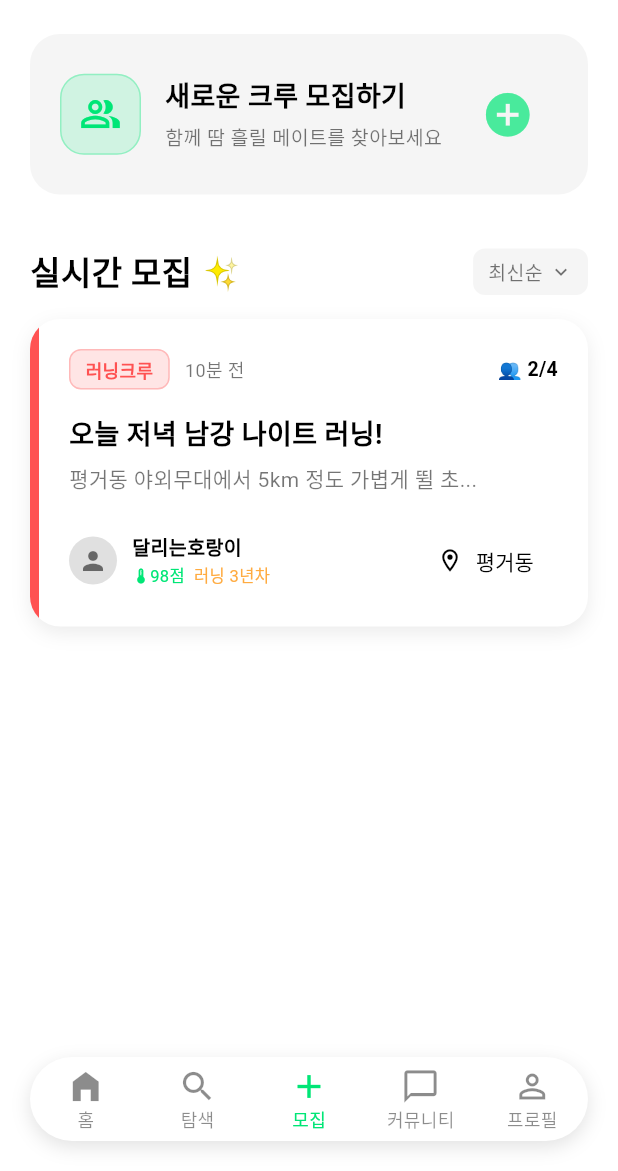
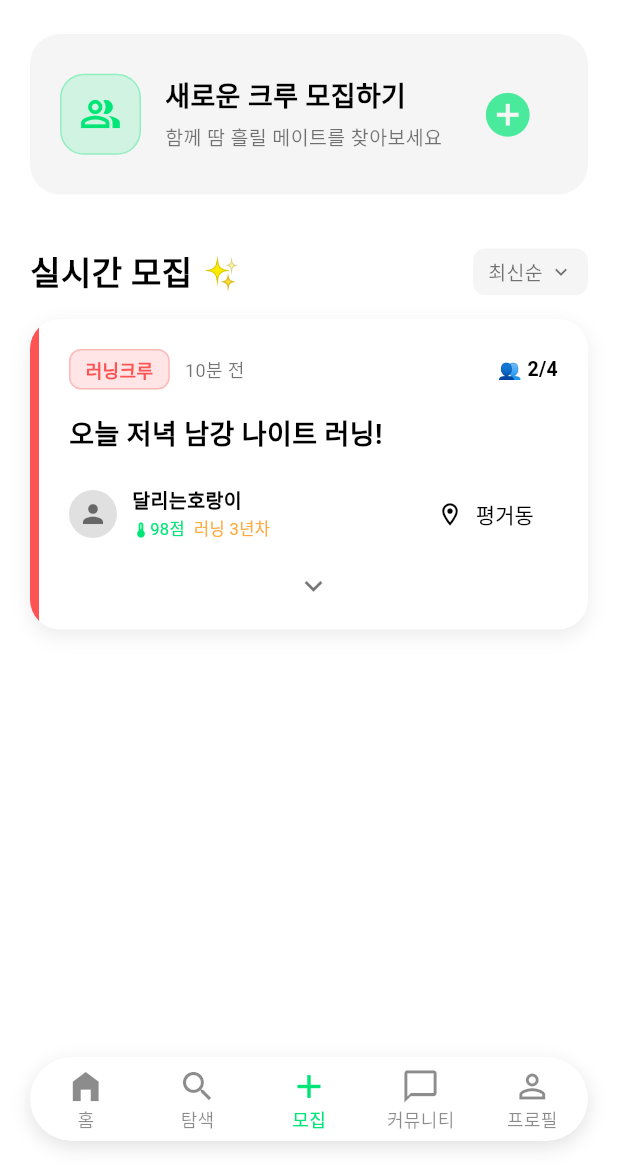
Before and after one commit to OHSEONGKWON/fitple, a Flutter app: the MainHomeScreen screen opened directly, item 3 of the bottom bar chosen, on a phone screen of 412 x 824 dp, the part 65-1236 px from its top. Run offline on Flutter 3.47's test engine with Material 3 defaults, Android fonts, the light colour scheme and no system bars; our stand-ins replace supabase_flutter; accounts and stored records are empty; Roboto replaces fonts that are missing (Pretendard).

Commit message:
modified:   fitple_app/lib/screens/gather_screen.dart

```diff
--- a/fitple_app/lib/screens/gather_screen.dart
+++ b/fitple_app/lib/screens/gather_screen.dart
@@ -9,11 +9,10 @@ class GatherScreen extends StatefulWidget {
 }
 
 class _GatherScreenState extends State<GatherScreen> {
-  // 현재 선택된 정렬 방식을 기억하는 변수
   String _currentSort = '최신순';
 
   @override
-  Widget build(BuildContext context) { //그냥 기본 설정을 저장하는 부분
+  Widget build(BuildContext context) {
     final isDarkMode = Theme.of(context).brightness == Brightness.dark;
     final textColor = isDarkMode ? Colors.white : Colors.black;
     final subTextColor = isDarkMode ? Colors.white54 : Colors.black54;
@@ -22,21 +21,18 @@ class _GatherScreenState extends State<GatherScreen> {
     return SingleChildScrollView(
       child: Padding(
         padding: const EdgeInsets.symmetric(horizontal: 20.0, vertical: 10.0),
-        child: Column( //페이지 전체의 틀을 column으로 잡음
+        child: Column(
           crossAxisAlignment: CrossAxisAlignment.start,
           children: [
-            // ==========================================
-            // 1. 새로운 크루 모집하기 배너
-            // ==========================================
-            Container(//새로운 크루 모집하기 상자 위젯
+            // 새로운 크루 모집하기
+            Container(
               padding: const EdgeInsets.all(20),
               decoration: BoxDecoration(
-                color: cardColor, //미리 저장해둔 색
+                color: cardColor,
                 borderRadius: BorderRadius.circular(20),
               ),
               child: Row(
                 children: [
-                  // 네온 그린 '아이콘(사람 두명 아이콘)' 박스
                   Container(
                     padding: const EdgeInsets.all(12),
                     decoration: BoxDecoration(
@@ -47,35 +43,33 @@ class _GatherScreenState extends State<GatherScreen> {
                     child: const Icon(Icons.people_alt_outlined, color: Color(0xFF00E676), size: 28),
                   ),
                   const SizedBox(width: 16),
-                  // 글씨 영역
                   Expanded(
                     child: Column(
                       crossAxisAlignment: CrossAxisAlignment.start,
-                      children: [ //모집 글귀
+                      children: [
                         Text('새로운 크루 모집하기', style: TextStyle(color: textColor, fontSize: 18, fontWeight: FontWeight.bold)),
                         const SizedBox(height: 4),
                         Text('함께 땀 흘릴 메이트를 찾아보세요', style: TextStyle(color: subTextColor, fontSize: 13)),
                       ],
                     ),
                   ),
-                  Container( //!! 중요 !! 모집글 버튼
+                  Container(
                     padding: const EdgeInsets.all(8),
                     decoration: BoxDecoration(
                       color: cardColor,
                       shape: BoxShape.circle,
                     ),
-                    child: IconButton( //버튼 생성
+                    child: IconButton(
                       onPressed: () {
-                      //버튼을 누르면 새 창이 아래에서 위로 올라오도록 설정
                         Navigator.push(
                           context,
                           MaterialPageRoute(
                             builder: (context) => const GatherEditScreen(),
-                          fullscreenDialog: true, //아래에서 위로 올라오는 모달 창 느낌연출
+                            fullscreenDialog: true,
                           ),
                         );
                       },
-                      icon: const Icon(Icons.add_circle_outlined), //버튼 아이콘 생김새 설정
+                      icon: const Icon(Icons.add_circle_outlined),
                       iconSize: 35,
                       color: const Color(0xFF00E676).withValues(alpha: 0.7)
                     )
@@ -85,27 +79,24 @@ class _GatherScreenState extends State<GatherScreen> {
             ),
             const SizedBox(height: 35),
 
-            // ==========================================
-            // 2. 실시간 모집 헤더
-            // ==========================================
+            // 실시간 모집바
             Row(
-              mainAxisAlignment: MainAxisAlignment.spaceBetween,//양 끝으로 정렬
+              mainAxisAlignment: MainAxisAlignment.spaceBetween,
               children: [
                 Text('실시간 모집 ✨', style: TextStyle(color: textColor, fontSize: 22, fontWeight: FontWeight.bold)),
 
-                // 정렬 드롭다운 메뉴 버튼
                 PopupMenuButton<String>(
                   color: isDarkMode ? const Color(0xFF2C2C2C) : Colors.white,
                   shape: RoundedRectangleBorder(borderRadius: BorderRadius.circular(12)),
-                  position: PopupMenuPosition.under, //밑으로 내려오도록 설정
+                  position: PopupMenuPosition.under,
 
                   onSelected: (String newValue) {
                     setState(() {
-                      _currentSort = newValue; // 선택한 항목으로 화면 갱신
+                      _currentSort = newValue;
                     });
                   },
 
-                  itemBuilder: (BuildContext context) { //박스를 여러개 만듦
+                  itemBuilder: (BuildContext context) {
                     return ['최신순', '오래된순', '인기순', 'A-Z 순'].map((String choice) {
                       return PopupMenuItem<String>(
                         value: choice,
@@ -120,7 +111,7 @@ class _GatherScreenState extends State<GatherScreen> {
                     }).toList();
                   },
 
-                  child: Container( //기본 박스 생성
+                  child: Container(
                     padding: const EdgeInsets.symmetric(horizontal: 10, vertical: 6),
                     decoration: BoxDecoration(
                       color: cardColor,
@@ -128,7 +119,7 @@ class _GatherScreenState extends State<GatherScreen> {
                     ),
                     child: Row(
                       children: [
-                        Text(_currentSort, style: TextStyle(color: subTextColor, fontSize: 13)), //저장된 문자열 출력
+                        Text(_currentSort, style: TextStyle(color: subTextColor, fontSize: 13)),
                         const SizedBox(width: 4),
                         Icon(Icons.keyboard_arrow_down, color: subTextColor, size: 16),
                       ],
@@ -139,17 +130,17 @@ class _GatherScreenState extends State<GatherScreen> {
             ),
             const SizedBox(height: 15),
 
-            // ==========================================
-            // 3. 모집 리스트 카드
-            // ==========================================
-            _buildRecruitmentCard(
+            // 모집 리스트 카드 (프론트 테스트용 임시 데이터)
+
+            RecruitmentCard(
               isDarkMode: isDarkMode,
               accentColor: Colors.redAccent,
               category: '러닝크루',
-              timeAgo: '10', //수정사항 : 문자열에서 f스트링으로
+              timeAgo: '10',
               statusText: '👥 2/4',
               title: '오늘 저녁 남강 나이트 러닝!',
-              description: '평거동 야외무대에서 5km 정도 가볍게 뛸 초...',
+              description: '평거동 야외무대에서 5km 정도 가볍게 뛸 초보자 분들 구합니다. 부담 없이 오셔서 같이 땀 흘려요!',
+              gatherDate: '2026.04.10 ~ 2026.04.15', // 임시 모집 날짜 추가
               userName: '달리는호랑이',
               userScore: '98점',
               userBadge: '러닝 3년차',
@@ -162,34 +153,93 @@ class _GatherScreenState extends State<GatherScreen> {
       ),
     );
   }
+}
 
-  // 💡 [함수] 카드 디자인 공장
-  Widget _buildRecruitmentCard({ //여기부터 바로 위에 저장된 문자열(변수) 선언과 이 변수들을 이용한 모집글 디자인..
-    required bool isDarkMode, //다크모드 인가요?
-    required Color accentColor, //왼쪽 줄 색깔
-    required String category, //어느 종목인지
-    required String timeAgo, //몇분전인지
-    required String statusText, //현재원/총인원
-    required String title, //글제목
-    required String description, //글 성명(내용)
-    required String userName, //유저닉네임
-    required String userScore, //유저점수
-    required String userBadge, //유저 특징, 상태 표시
-    required IconData extraInfoIcon, //위치 아이콘
-    required String extraInfoText, //장소 지명
-  }) {
-    final cardColor = isDarkMode ? const Color(0xFF1E1E1E) : Colors.white; //상태에 따른 배경색
-    final textColor = isDarkMode ? Colors.white : Colors.black; //상태에 따른 텍스트 색
-    final subTextColor = isDarkMode ? Colors.white54 : Colors.black54;
-    //
-    //추후에 수정해야할 사항 다수 존재(컨테이너 클릭 여부, 위치아이콘 클릭, 프로필 아이콘->사진화)
-    //
+// 모집글 추가 사항 애니메이션 영역 기능 (저장 데이터 협의 필요)
+class RecruitmentCard extends StatefulWidget {
+  final bool isDarkMode;
+  final Color accentColor;
+  final String category;
+  final String timeAgo;
+  final String statusText;
+  final String title;
+  final String description;
+  final String gatherDate; // 모집 날짜
+  final String userName;
+  final String userScore;
+  final String userBadge;
+  final IconData extraInfoIcon;
+  final String extraInfoText;
+
+  const RecruitmentCard({
+    super.key,
+    required this.isDarkMode,
+    required this.accentColor,
+    required this.category,
+    required this.timeAgo,
+    required this.statusText,
+    required this.title,
+    required this.description,
+    required this.gatherDate,
+    required this.userName,
+    required this.userScore,
+    required this.userBadge,
+    required this.extraInfoIcon,
+    required this.extraInfoText,
+  });
+
+  @override
+  State<RecruitmentCard> createState() => _RecruitmentCardState();
+}
+
+class _RecruitmentCardState extends State<RecruitmentCard> with SingleTickerProviderStateMixin {
+  bool _isExpanded = false;
+
+  late AnimationController _expandController;
+  late Animation<double> _animation;
+
+  @override
+  void initState() {
+    super.initState();
+    _expandController = AnimationController(
+      vsync: this,
+      duration: const Duration(milliseconds: 300),
+    );
+    _animation = CurvedAnimation(
+      parent: _expandController,
+      curve: Curves.fastOutSlowIn,
+    );
+  }
+
+  @override
+  void dispose() {
+    _expandController.dispose();
+    super.dispose();
+  }
+
+  void _toggleExpand() {
+    setState(() {
+      _isExpanded = !_isExpanded;
+      if (_isExpanded) {
+        _expandController.forward(); // 열기 애니메이션 재생
+      } else {
+        _expandController.reverse(); // 닫기 애니메이션 재생
+      }
+    });
+  }
+
+  @override
+  Widget build(BuildContext context) {
+    final cardColor = widget.isDarkMode ? const Color(0xFF1E1E1E) : Colors.white;
+    final textColor = widget.isDarkMode ? Colors.white : Colors.black;
+    final subTextColor = widget.isDarkMode ? Colors.white54 : Colors.black54;
+
     return Container(
       decoration: BoxDecoration(
         color: cardColor,
         borderRadius: BorderRadius.circular(20),
         boxShadow: [
-          if (!isDarkMode)
+          if (!widget.isDarkMode)
             BoxShadow(color: Colors.grey.withValues(alpha: 0.2), blurRadius: 10, offset: const Offset(0, 4)),
         ],
       ),
@@ -197,58 +247,56 @@ class _GatherScreenState extends State<GatherScreen> {
         borderRadius: BorderRadius.circular(20),
         child: Container(
           decoration: BoxDecoration(
-            border: Border(left: BorderSide(color: accentColor, width: 6)),
+            border: Border(left: BorderSide(color: widget.accentColor, width: 6)),
           ),
-          padding: const EdgeInsets.all(20),
+          padding: const EdgeInsets.only(top: 20, left: 20, right: 20, bottom: 5),
           child: Column(
             crossAxisAlignment: CrossAxisAlignment.start,
             children: [
+              // 1. 카테고리 및 시간
               Row(
                 children: [
-                  Container( //종목을 담는 상자(왼쪽 줄이랑 같은 색으로 채워짐) : 예시의 경우 러닝크루
+                  Container(
                     padding: const EdgeInsets.symmetric(horizontal: 10, vertical: 4),
                     decoration: BoxDecoration(
-                      color: accentColor.withValues(alpha: 0.15),
+                      color: widget.accentColor.withValues(alpha: 0.15),
                       borderRadius: BorderRadius.circular(8),
-                      border: Border.all(color: accentColor.withValues(alpha: 0.3)),
+                      border: Border.all(color: widget.accentColor.withValues(alpha: 0.3)),
                     ),
-                    child: Text(category, style: TextStyle(color: accentColor, fontSize: 12, fontWeight: FontWeight.bold)),
-                  ), //여기까지
+                    child: Text(widget.category, style: TextStyle(color: widget.accentColor, fontSize: 12, fontWeight: FontWeight.bold)),
+                  ),
                   const SizedBox(width: 10),
-                  Text('$timeAgo분 전', style: TextStyle(color: subTextColor, fontSize: 12)), //몇분전인지 f스트링으로 문자열만 받기(나중엔 int형으로 받기)
+                  Text('${widget.timeAgo}분 전', style: TextStyle(color: subTextColor, fontSize: 12)),
                   const Spacer(),
-                  Text(statusText, style: TextStyle(color: textColor, fontSize: 13, fontWeight: FontWeight.bold)), //얘도 나중에 수정하기(문자열 > 현재모집인수/최대모집인수)
-                ],//여기까지 젤 윗줄
+                  Text(widget.statusText, style: TextStyle(color: textColor, fontSize: 13, fontWeight: FontWeight.bold)),
+                ],
               ),
               const SizedBox(height: 16),
-              Text(title, style: TextStyle(color: textColor, fontSize: 18, fontWeight: FontWeight.bold)), //제목(굵게!!)
-              const SizedBox(height: 6),
-              Text(
-                description, //설명글란
-                style: TextStyle(color: subTextColor, fontSize: 14),
-                maxLines: 1,
-                overflow: TextOverflow.ellipsis,
-              ),
-              const SizedBox(height: 20),
-              Row( //젤 밑부분 시작
+
+              // 2. 제목
+              Text(widget.title, style: TextStyle(color: textColor, fontSize: 18, fontWeight: FontWeight.bold)),
+              const SizedBox(height: 16),
+
+              // 3. 유저 정보 및 위치
+              Row(
                 children: [
-                  CircleAvatar( //프로필을 나타냄
+                  CircleAvatar(
                     radius: 16,
-                    backgroundColor: isDarkMode ? const Color(0xFF2C2C2C) : Colors.grey[300],
-                    child: Icon(Icons.person, color: subTextColor, size: 20), //아이콘에서 나중엔 클릭가능한 이미지로
+                    backgroundColor: widget.isDarkMode ? const Color(0xFF2C2C2C) : Colors.grey[300],
+                    child: Icon(Icons.person, color: subTextColor, size: 20),
                   ),
                   const SizedBox(width: 10),
                   Column(
                     crossAxisAlignment: CrossAxisAlignment.start,
                     children: [
-                      Text(userName, style: TextStyle(color: textColor, fontSize: 13, fontWeight: FontWeight.w600)), //유저이름
+                      Text(widget.userName, style: TextStyle(color: textColor, fontSize: 13, fontWeight: FontWeight.w600)),
                       const SizedBox(height: 2),
                       Row(
-                        children: [ //유저점수, 특징을 담는 Row
+                        children: [
                           const Icon(Icons.thermostat, color: Color(0xFF00E676), size: 12),
-                          Text(userScore, style: TextStyle(color: const Color(0xFF00E676), fontSize: 11)),
+                          Text(widget.userScore, style: TextStyle(color: const Color(0xFF00E676), fontSize: 11)),
                           const SizedBox(width: 6),
-                          Text(userBadge, style: TextStyle(color: Colors.orangeAccent, fontSize: 11)),
+                          Text(widget.userBadge, style: TextStyle(color: Colors.orangeAccent, fontSize: 11)),
                         ],
                       ),
                     ],
@@ -256,21 +304,64 @@ class _GatherScreenState extends State<GatherScreen> {
                   const Spacer(),
                   ElevatedButton.icon(
                     onPressed: () {},
-                  icon: Icon(Icons.location_on_outlined, color: textColor),
-                  label: Text(extraInfoText, style: TextStyle(color: textColor)),
-                  style: ElevatedButton.styleFrom( //버튼 스타일
+                    icon: Icon(widget.extraInfoIcon, color: textColor),
+                    label: Text(widget.extraInfoText, style: TextStyle(color: textColor)),
+                    style: ElevatedButton.styleFrom(
                       backgroundColor: cardColor,
-                    elevation: 0,           // 1. 기본 그림자 제거
-                    shadowColor: Colors.transparent, // 2. 그림자 색상을 투명하게 (확실하게 제거)
-                    padding: EdgeInsets.symmetric(horizontal: 16, vertical: 10), // 버튼 안쪽 여백
+                      elevation: 0,
+                      shadowColor: Colors.transparent,
+                      padding: const EdgeInsets.symmetric(horizontal: 16, vertical: 10),
                     ).copyWith(
-                    // 3. 클릭 시 물결 효과(Splash)와 마우스 오버 효과 모두 제거
                       overlayColor: WidgetStateProperty.all(Colors.transparent),
-                    // 4. 그림자가 퍼지는 효과(SurfaceTintColor)도 투명하게
-                    surfaceTintColor: WidgetStateProperty.all(Colors.transparent), //나중에 싹다 이런식으로 바꿔야 할듯(완전히 상호작용 표시 없는 버튼 완성)
+                      surfaceTintColor: WidgetStateProperty.all(Colors.transparent),
                     ),
                   )
                 ],
+              ),
+
+              // 💡 4. 상세정보 영역 (정보 및 애니메이션 적용)
+              SizeTransition(
+                sizeFactor: _animation,
+                axisAlignment: -1.0, // 위치 고정
+                child: Column(
+                  crossAxisAlignment: CrossAxisAlignment.start,
+                  children: [
+                    const SizedBox(height: 16),
+                    Divider(color: widget.isDarkMode ? Colors.white12 : Colors.black12),
+                    const SizedBox(height: 12),
+
+                    // 모집 날짜 정보
+                    Row(
+                      children: [
+                        Icon(Icons.calendar_today_outlined, color: subTextColor, size: 16),
+                        const SizedBox(width: 8),
+                        Text('모집 기간: ', style: TextStyle(color: subTextColor, fontSize: 13, fontWeight: FontWeight.bold)),
+                        Text(widget.gatherDate, style: TextStyle(color: textColor, fontSize: 13)),
+                      ],
+                    ),
+                    const SizedBox(height: 12),
+
+                    // 본문 내용
+                    Text(
+                      widget.description,
+                      style: TextStyle(color: textColor, fontSize: 14, height: 1.5),
+                    ),
+                    const SizedBox(height: 10),
+                  ],
+                ),
+              ),
+
+              // 💡 5. 펼치기/접기 화살표 버튼
+              Center(
+                child: IconButton(
+                  onPressed: _toggleExpand,
+                  icon: Icon(
+                    _isExpanded ? Icons.keyboard_arrow_up : Icons.keyboard_arrow_down,
+                    color: subTextColor
+                  ),
+                  splashColor: Colors.transparent,
+                  highlightColor: Colors.transparent,
+                ),
               ),
             ],
           ),
```
Lines whose indentation alone changed are shown as unchanged.
